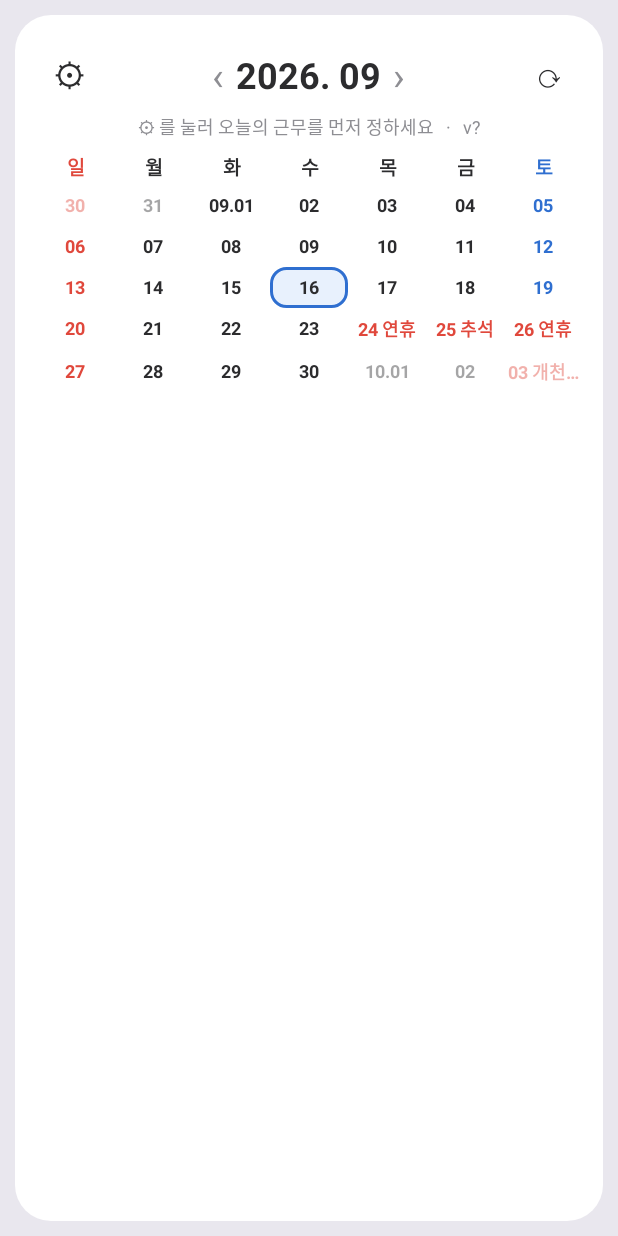
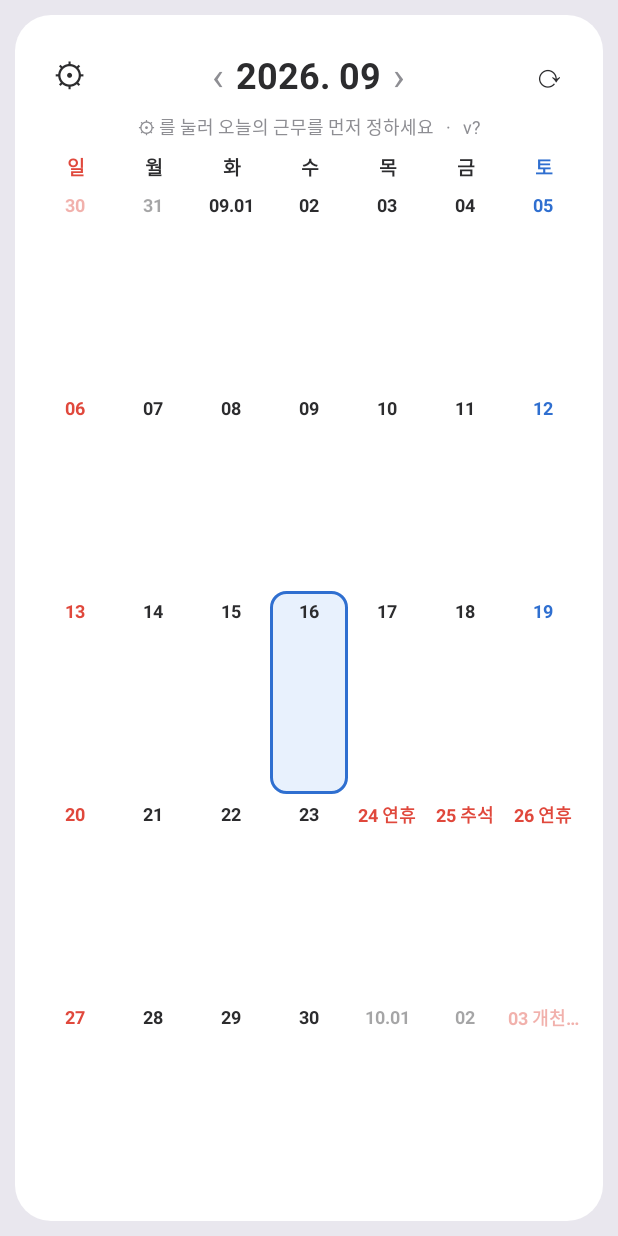
Before and after one commit to managepkm-coder/calendar, an Android app: the screen it shows after launch (MainActivity), on a phone screen of 412 x 824 dp. Run offline under Robolectric (Android 15) with nearby library versions, the phone set to English and light mode, and no system bars.

Commit message:
Let a day hold several notes, and fit the month to the screen
A day took one note, which is not how days go — an appointment and a
thing to bring are two lines, not one rewritten. A day now holds a list.
The date menu shows each note as its own entry, so tapping one edits or
removes just that note, and 메모 추가 appends another. The store is the
same key, the notes joined by newlines, so a note written before this
reads back as the first of its list.

The month was in a scroll view sized to its contents, which was already
odd for a calendar and became untenable with notes stacking under the
bands: a month you have to scroll is a month you cannot read at a
glance. The weeks now divide the height left on screen, as the widget
has always done. A cell's height is therefore fixed, so a day with
several notes lays out three bands and counts the rest as +N rather than
growing past its cell; a day with a single note spends the room on
showing two lines of it instead.

Co-Authored-By: Claude Opus 5 <noreply@anthropic.com>
Claude-Session: https://claude.ai/code/session_01GCLd3zFdcp9r2tdS9SUZhp

```diff
--- a/widget/android/app/build.gradle.kts
+++ b/widget/android/app/build.gradle.kts
@@ -13,8 +13,8 @@ android {
         applicationId = "kr.pkm.geunmupyo"
         minSdk = 26          // java.time 사용
         targetSdk = 35
-        versionCode = 30
-        versionName = "3.7"
+        versionCode = 31
+        versionName = "3.8"
     }
 
     // 저장소에 들어 있는 고정 키로 서명합니다.
--- a/widget/android/app/src/main/java/kr/pkm/shift/MainActivity.kt
+++ b/widget/android/app/src/main/java/kr/pkm/shift/MainActivity.kt
@@ -15,7 +15,6 @@ import android.view.MotionEvent
 import android.view.View
 import android.widget.EditText
 import android.widget.FrameLayout
-import android.widget.GridLayout
 import android.widget.LinearLayout
 import android.widget.TextView
 import android.widget.Toast
@@ -25,7 +24,7 @@ import java.time.LocalDate
 class MainActivity : Activity() {
 
     private var month: LocalDate = LocalDate.now().withDayOfMonth(1)
-    private lateinit var grid: GridLayout
+    private lateinit var grid: LinearLayout
     private var current: AlertDialog? = null
 
     private val dowNames = arrayOf("일", "월", "화", "수", "목", "금", "토")
@@ -132,16 +131,23 @@ class MainActivity : Activity() {
         // 그 주의 일요일부터 시작해 필요한 주 수만큼만 그린다
         val startDow = month.dayOfWeek.value % 7          // 월=1..일=7 → 일=0
         val start = month.minusDays(startDow.toLong())
-        val cells = ((startDow + month.lengthOfMonth() + 6) / 7) * 7
+        val weeks = (startDow + month.lengthOfMonth() + 6) / 7
 
+        // 주 줄과 날짜 칸 모두 무게 1 — 화면에 남은 높이를 고르게 나눠 갖는다
         grid.removeAllViews()
-        for (i in 0 until cells) {
-            val date = start.plusDays(i.toLong())
-            val cell = buildCell(date, date.monthValue == month.monthValue)
-            cell.layoutParams = GridLayout.LayoutParams(
-                GridLayout.spec(i / 7), GridLayout.spec(i % 7, 1f)
-            ).apply { width = 0 }
-            grid.addView(cell)
+        for (w in 0 until weeks) {
+            val row = LinearLayout(this)
+            row.orientation = LinearLayout.HORIZONTAL
+            row.layoutParams =
+                LinearLayout.LayoutParams(LinearLayout.LayoutParams.MATCH_PARENT, 0, 1f)
+            for (d in 0 until 7) {
+                val date = start.plusDays((w * 7 + d).toLong())
+                val cell = buildCell(date, date.monthValue == month.monthValue)
+                cell.layoutParams =
+                    LinearLayout.LayoutParams(0, LinearLayout.LayoutParams.MATCH_PARENT, 1f)
+                row.addView(cell)
+            }
+            grid.addView(row)
         }
     }
 
@@ -174,9 +180,18 @@ class MainActivity : Activity() {
         Schedule.at(this, date)?.let { shift ->
             col.addView(bar(shift.brief, getColor(Palette.barColor(shift)), Palette.fg(shift), 11f, 1))
         }
-        // 메모는 길어질 수 있어 조금 작게, 두 줄까지 보여준다
-        Schedule.memoOf(this, date)?.let { memo ->
-            col.addView(bar(memo, getColor(R.color.memo_bg), getColor(R.color.memo_fg), 9f, 2))
+        // 메모는 조금 작게. 하나뿐이면 두 줄까지 펴 보이고, 여럿이면 한 줄씩 줄여 담는다.
+        // 칸 높이가 정해져 있으므로 넘치는 개수는 +N 으로만 알린다.
+        val memos = Schedule.memosOf(this, date)
+        val mbg = getColor(R.color.memo_bg)
+        val mfg = getColor(R.color.memo_fg)
+        if (memos.size == 1) {
+            col.addView(bar(memos[0], mbg, mfg, 9f, 2))
+        } else {
+            memos.take(MEMO_BARS).forEach { col.addView(bar(it, mbg, mfg, 9f, 1)) }
+            if (memos.size > MEMO_BARS) {
+                col.addView(bar("+${memos.size - MEMO_BARS}", mbg, mfg, 9f, 1))
+            }
         }
 
         col.setOnClickListener { openDay(date) }
@@ -228,9 +243,10 @@ class MainActivity : Activity() {
             }
         }
 
-        actions += (if (Schedule.memoOf(this, date) == null) "메모 쓰기" else "메모 고치기") to {
-            openMemo(date)
+        Schedule.memosOf(this, date).forEachIndexed { i, memo ->
+            actions += "메모 · $memo" to { openMemo(date, i) }
         }
+        actions += "메모 추가" to { openMemo(date, -1) }
 
         actions += "이 날만 바꾸기 (교대)" to { openDayOnly(date) }
 
@@ -261,45 +277,46 @@ class MainActivity : Activity() {
             .present()
     }
 
-    /** 그 날 한 줄 적어두기. 근무와 달리 주기·알람·캘린더와는 무관하다. */
-    private fun openMemo(date: LocalDate) {
-        val saved = Schedule.memoOf(this, date)
+    /** 그 날의 메모 하나를 쓰거나 고친다. index 가 없는 자리(-1)면 새로 덧붙인다.
+     *  근무와 달리 주기·알람·캘린더와는 무관하다. */
+    private fun openMemo(date: LocalDate, index: Int) {
+        val saved = Schedule.memosOf(this, date).getOrNull(index)
         val input = EditText(this)
         input.setText(saved ?: "")
         input.setSelection(input.text.length)
         input.hint = "예: 치과 예약"
-        input.setSingleLine(false)
-        input.maxLines = 3
+        // 줄바꿈이 메모 사이를 가르므로 한 줄로 받는다
+        input.setSingleLine(true)
         // 창 좌우에 여백을 주지 않으면 글자가 모서리에 붙는다
         val box = FrameLayout(this)
         box.setPadding(dp(22), dp(8), dp(22), 0)
         box.addView(input)
 
         val b = AlertDialog.Builder(this)
-            .setTitle("%02d. %02d  ·  메모".format(date.monthValue, date.dayOfMonth))
+            .setTitle(
+                "%02d. %02d  ·  %s".format(
+                    date.monthValue, date.dayOfMonth, if (saved == null) "메모 추가" else "메모"
+                )
+            )
             .setView(box)
             .setPositiveButton("저장") { _, _ ->
-                Schedule.setMemo(this, date, input.text.toString())
-                saveMemo(date)
+                if (saved == null) Schedule.addMemo(this, date, input.text.toString())
+                else Schedule.editMemo(this, date, index, input.text.toString())
+                afterMemo(date, "메모를 저장했습니다")
             }
             .setNegativeButton("닫기", null)
-        // 적어둔 것이 없으면 지울 것도 없다
+        // 아직 없는 메모는 지울 것도 없다
         if (saved != null) b.setNeutralButton("지우기") { _, _ ->
-            Schedule.setMemo(this, date, null)
-            saveMemo(date)
+            Schedule.editMemo(this, date, index, null)
+            afterMemo(date, "메모를 지웠습니다")
         }
         b.present()
     }
 
     /** 메모는 근무를 바꾸지 않으므로 알람·캘린더까지 건드리지 않고 화면만 다시 그린다. */
-    private fun saveMemo(date: LocalDate) {
+    private fun afterMemo(date: LocalDate, message: String) {
         render()
-        val now = Schedule.memoOf(this, date)
-        Toast.makeText(
-            this,
-            if (now == null) "${label(date)} 메모를 지웠습니다" else "${label(date)} 메모를 저장했습니다",
-            Toast.LENGTH_SHORT
-        ).show()
+        Toast.makeText(this, "${label(date)} $message", Toast.LENGTH_SHORT).show()
     }
 
     private fun label(date: LocalDate) = "%d월 %d일".format(date.monthValue, date.dayOfMonth)
@@ -517,6 +534,9 @@ class MainActivity : Activity() {
     }
 
     private companion object {
+        /** 메모가 여럿일 때 칸에 늘어놓는 최대 개수. 그 뒤는 +N 으로 뭉친다. */
+        private const val MEMO_BARS = 3
+
         private const val SUNDAY = 0xFFE0483C.toInt()
         private const val SATURDAY = 0xFF2F6FD0.toInt()
     }
--- a/widget/android/app/src/main/java/kr/pkm/shift/Schedule.kt
+++ b/widget/android/app/src/main/java/kr/pkm/shift/Schedule.kt
@@ -88,15 +88,33 @@ object Schedule {
         e.apply()
     }
 
-    /** 그 날 적어둔 메모. 없으면 null.
+    /** 그 날 적어둔 메모들. 줄바꿈으로 이어 한 칸에 담으므로 메모 안에는 줄바꿈이 없다.
      *  하루 지정(ov:)과 다른 열쇠를 쓰므로 "직접 지정한 날짜 지우기"에 함께 지워지지 않는다. */
-    fun memoOf(ctx: Context, date: LocalDate): String? =
-        prefs(ctx).getString(MEMO + date, null)?.takeIf { it.isNotBlank() }
+    fun memosOf(ctx: Context, date: LocalDate): List<String> =
+        prefs(ctx).getString(MEMO + date, null)
+            ?.split("\n")?.map { it.trim() }?.filter { it.isNotEmpty() } ?: emptyList()
 
-    fun setMemo(ctx: Context, date: LocalDate, text: String?) {
+    private fun setMemos(ctx: Context, date: LocalDate, list: List<String>) {
         val e = prefs(ctx).edit()
-        if (text.isNullOrBlank()) e.remove(MEMO + date) else e.putString(MEMO + date, text.trim())
+        if (list.isEmpty()) e.remove(MEMO + date)
+        else e.putString(MEMO + date, list.joinToString("\n"))
         e.apply()
+    }
+
+    /** 줄바꿈이 메모 사이를 가르므로 적힌 줄바꿈은 빈칸으로 바꿔 담는다. */
+    private fun oneLine(text: String) = text.trim().replace(Regex("\\s*\n\\s*"), " ")
+
+    fun addMemo(ctx: Context, date: LocalDate, text: String) {
+        if (text.isBlank()) return
+        setMemos(ctx, date, memosOf(ctx, date) + oneLine(text))
+    }
+
+    /** i 번째 메모를 고치거나(text), 지운다(null). */
+    fun editMemo(ctx: Context, date: LocalDate, i: Int, text: String?) {
+        val list = memosOf(ctx, date).toMutableList()
+        if (i !in list.indices) return
+        if (text.isNullOrBlank()) list.removeAt(i) else list[i] = oneLine(text)
+        setMemos(ctx, date, list)
     }
 
     fun clearOverrides(ctx: Context) {
--- a/widget/android/app/src/main/res/layout/activity_main.xml
+++ b/widget/android/app/src/main/res/layout/activity_main.xml
@@ -1,11 +1,14 @@
 <?xml version="1.0" encoding="utf-8"?>
-<ScrollView xmlns:android="http://schemas.android.com/apk/res/android"
+<!-- 한 달이 화면에 꽉 차도록 스크롤 없이 높이를 나눠 갖는다 -->
+<LinearLayout xmlns:android="http://schemas.android.com/apk/res/android"
     android:layout_width="match_parent" android:layout_height="match_parent"
+    android:orientation="vertical"
     android:background="@color/screen_bg"
-    android:padding="10dp" android:fillViewport="true">
+    android:padding="10dp">
 
     <LinearLayout
-        android:layout_width="match_parent" android:layout_height="wrap_content"
+        android:layout_width="match_parent" android:layout_height="0dp"
+        android:layout_weight="1"
         android:orientation="vertical"
         android:background="@drawable/bg_card"
         android:padding="14dp">
@@ -58,9 +61,9 @@
             android:layout_width="match_parent" android:layout_height="wrap_content"
             android:orientation="horizontal" android:layout_marginBottom="2dp" />
 
-        <!-- 날짜 -->
-        <GridLayout android:id="@+id/grid"
-            android:layout_width="match_parent" android:layout_height="wrap_content"
-            android:columnCount="7" />
+        <!-- 날짜 — 주 단위 줄을 코드에서 채운다. 남은 높이를 주 수만큼 나눠 갖는다 -->
+        <LinearLayout android:id="@+id/grid"
+            android:layout_width="match_parent" android:layout_height="0dp"
+            android:layout_weight="1" android:orientation="vertical" />
     </LinearLayout>
-</ScrollView>
+</LinearLayout>
```
